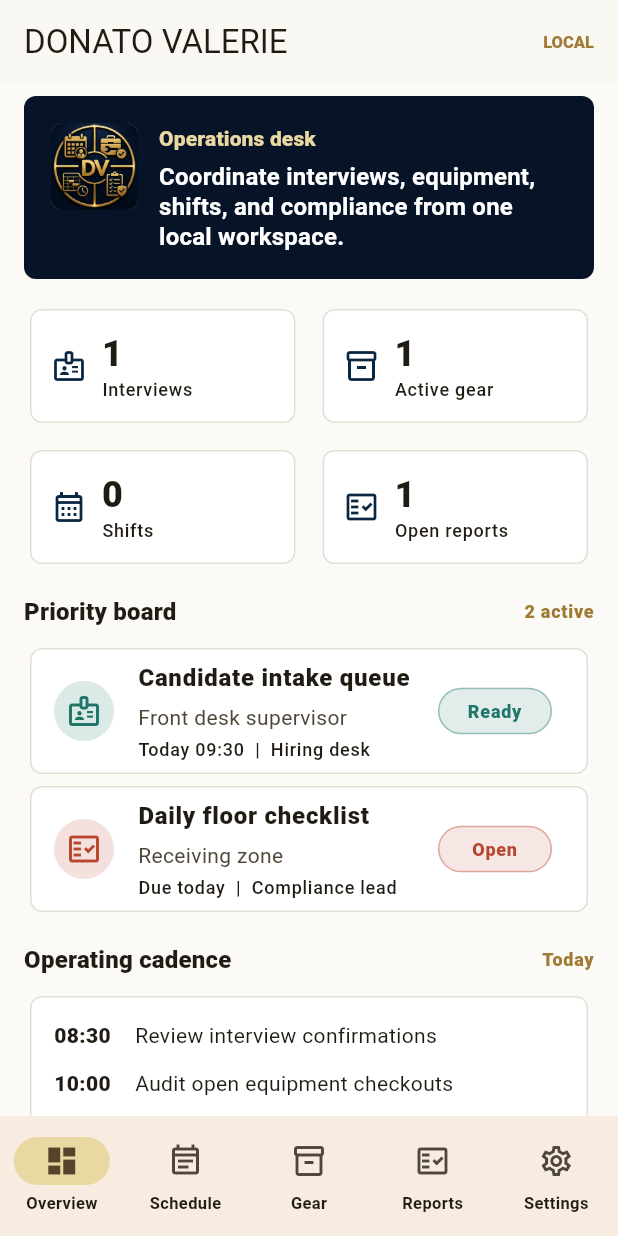
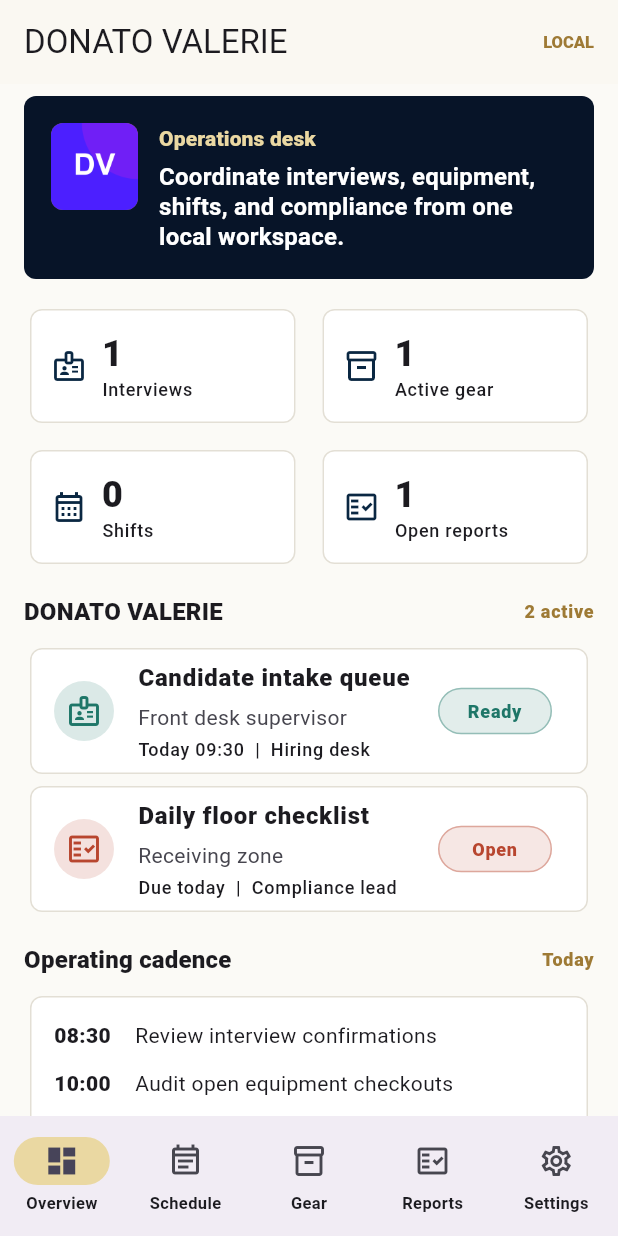
Before and after one commit to EOOrga/68d9d1251299230338fc3f5f, a Flutter app: the screen it shows after launch, on a phone screen of 412 x 824 dp. Run offline on Flutter 3.47's test engine with Material 3 defaults, Android fonts, the phone set to English and light mode, and no system bars; our stand-ins replace shared_preferences.

Commit message:
Create Flutter variant com.drdllaff.donatovalerie

```diff
--- a/lib/main.dart
+++ b/lib/main.dart
@@ -20,7 +20,7 @@ class DonatoValerieApp extends StatelessWidget {
 
   @override
   Widget build(BuildContext context) {
-    const seed = Color(0xFF9E7A35);
+    const seed = Color(0xFF4C1FFF);
     final scheme = ColorScheme.fromSeed(
       seedColor: seed,
       brightness: Brightness.light,
@@ -383,7 +383,7 @@ class OverviewPage extends StatelessWidget {
         ),
         const SizedBox(height: 16),
         SectionTitle(
-          title: 'Priority board',
+          title: 'DONATO VALERIE',
           actionText: '${priorities.length} active',
         ),
         if (priorities.isEmpty)
--- a/pubspec.yaml
+++ b/pubspec.yaml
@@ -1,4 +1,4 @@
-name: donato_valerie
+name: donatovalerie
 description: "Local operations workflow app for DONATO VALERIE."
 publish_to: 'none'
 
@@ -28,5 +28,5 @@ flutter_launcher_icons:
   android: true
   ios: false
   image_path: "docs/icon.png"
-  adaptive_icon_background: "#071428"
-  adaptive_icon_foreground: "docs/icon.png"
+  adaptive_icon_background: "#FF1FD2"
+  adaptive_icon_foreground: docs/icon.png
```
Also changed, not shown: docs/icon.png, 12 other files.
